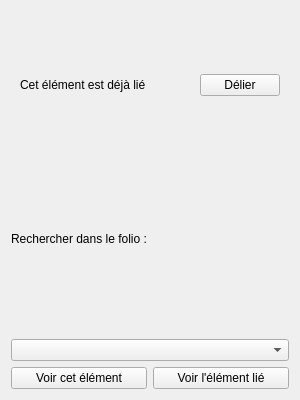
This is sources/ui/linksingleelementwidget.ui in qelectrotech/qelectrotech-source-mirror as Qt 5 draws it before an edit. The edited form follows.
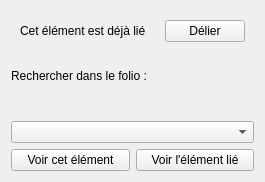
This is the edited form.

```diff
--- a/sources/ui/linksingleelementwidget.ui
+++ b/sources/ui/linksingleelementwidget.ui
@@ -6,8 +6,8 @@
    <rect>
     <x>0</x>
     <y>0</y>
-    <width>300</width>
-    <height>400</height>
+    <width>265</width>
+    <height>182</height>
    </rect>
   </property>
   <property name="windowTitle">
```
